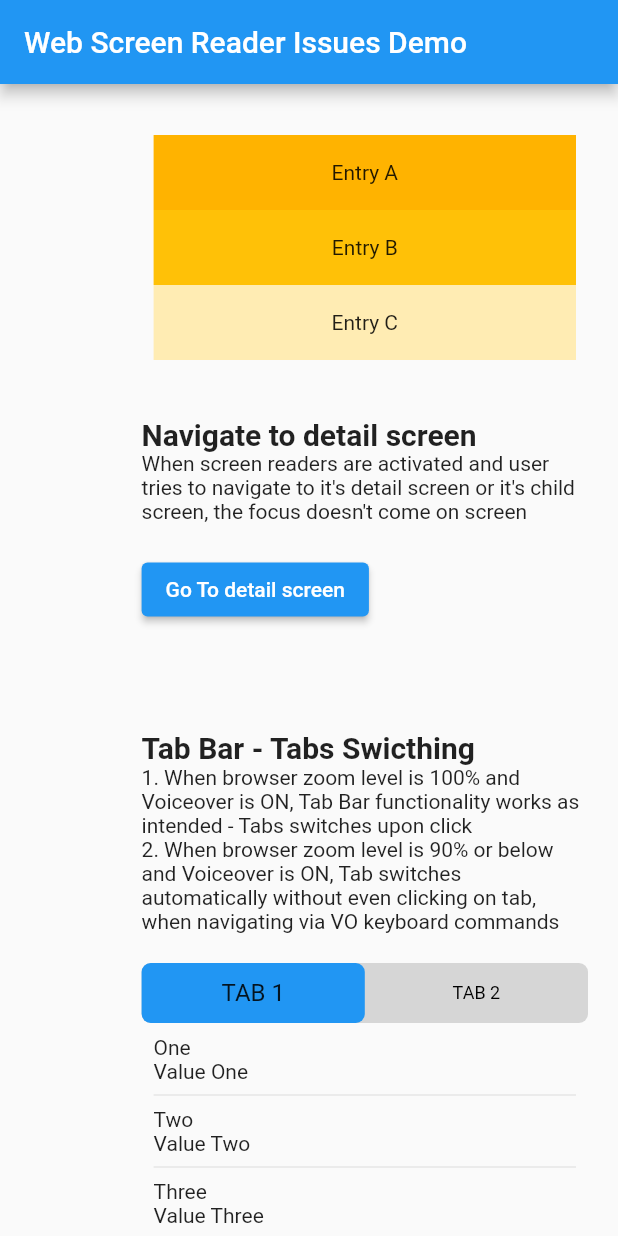
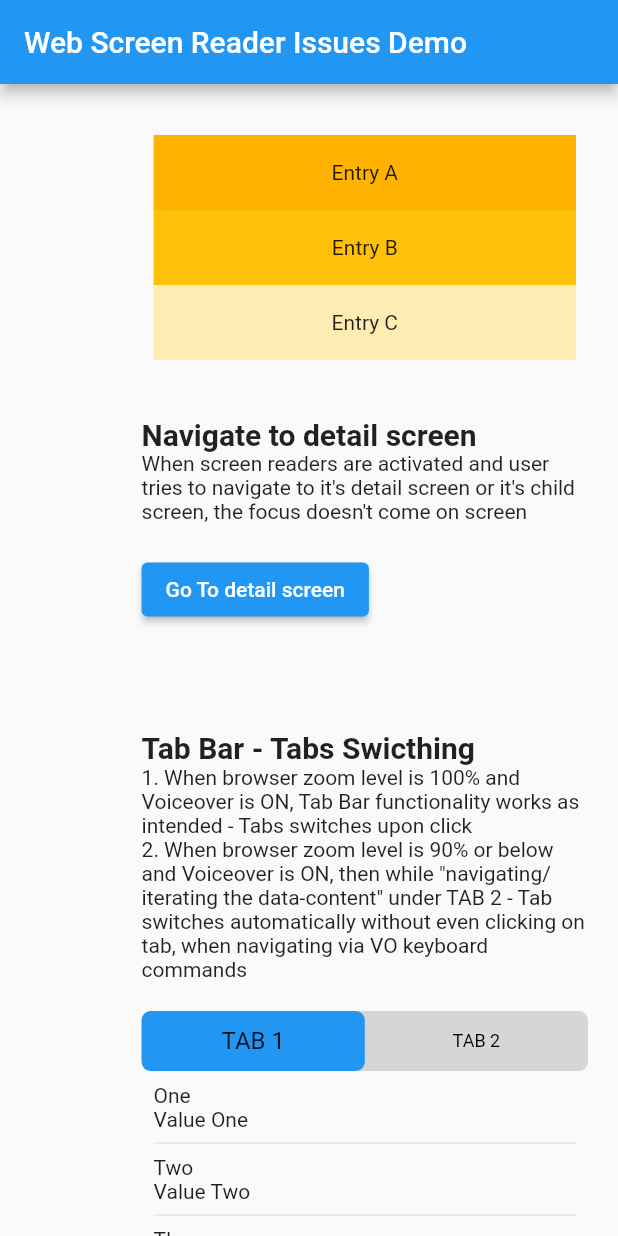
Before and after one commit to mfdcoder/flutter-form-voiceover, a Flutter app: the screen it shows after launch, scrolled down 1728 dp, on a phone screen of 412 x 824 dp. Run offline on Flutter 3.47's test engine with Material 2 defaults, Android fonts, the phone set to English and light mode, and no system bars; statements that could not run were skipped.

Commit message:
Updated the message for TabBar issue

```diff
--- a/lib/tabbar.dart
+++ b/lib/tabbar.dart
@@ -21,7 +21,7 @@ class MyTabBar extends StatelessWidget {
             '1. When browser zoom level is 100% and Voiceover is ON, Tab Bar functionality works as intended - Tabs switches upon click',
           ),
           const Text(
-            '2. When browser zoom level is 90% or below and Voiceover is ON, Tab switches automatically without even clicking on tab, when navigating via VO keyboard commands',
+            '2. When browser zoom level is 90% or below and Voiceover is ON, then while "navigating/iterating the data-content" under TAB 2 - Tab switches automatically without even clicking on tab, when navigating via VO keyboard commands',
           ),
           const SizedBox(height: 20),
           SizedBox(
@@ -67,6 +67,7 @@ class MyTabBar extends StatelessWidget {
                           child: Column(
                             crossAxisAlignment: CrossAxisAlignment.start,
                             children: const [
+                              ///
                               Text('One'),
                               Text('Value One'),
                               Divider(),
```
